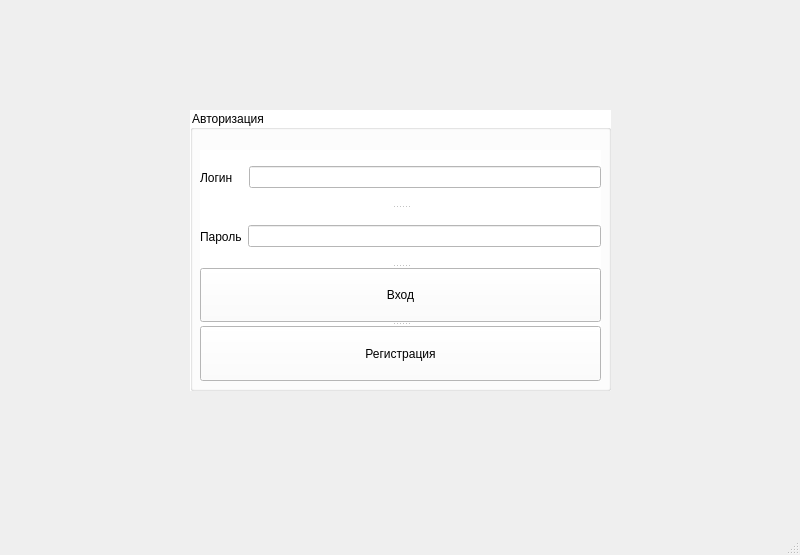
zloyaloha/permisson-service, file src/app/hello_w.ui: the form before one commit.
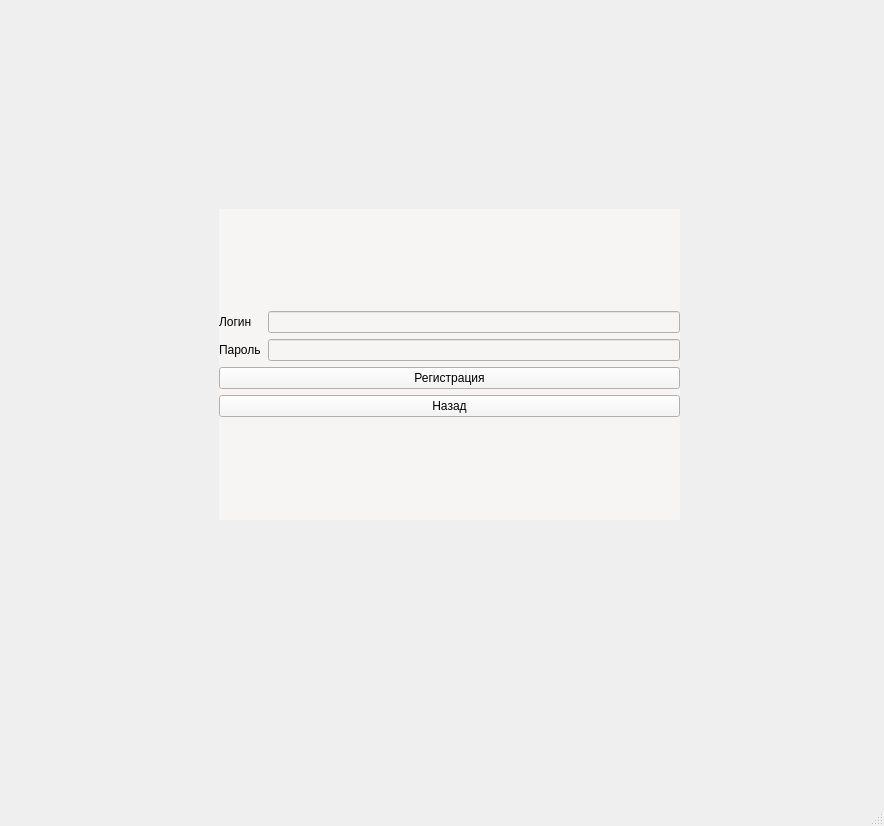
The form after the commit. The open tabs and pages were chosen to show the change.

Patch:
```diff
--- a/src/app/hello_w.ui
+++ b/src/app/hello_w.ui
@@ -6,8 +6,8 @@
    <rect>
     <x>0</x>
     <y>0</y>
-    <width>800</width>
-    <height>555</height>
+    <width>884</width>
+    <height>826</height>
    </rect>
   </property>
   <property name="sizePolicy">
@@ -32,100 +32,37 @@
      <height>0</height>
     </size>
    </property>
+   <layout class="QHBoxLayout" name="horizontalLayout_5">
+    <item>
    <widget class="QStackedWidget" name="stackedWidget">
-    <property name="geometry">
-     <rect>
-      <x>40</x>
-      <y>70</y>
-      <width>721</width>
-      <height>391</height>
-     </rect>
-    </property>
-    <property name="sizePolicy">
-     <sizepolicy hsizetype="Expanding" vsizetype="Expanding">
-      <horstretch>0</horstretch>
-      <verstretch>0</verstretch>
-     </sizepolicy>
-    </property>
-    <property name="maximumSize">
-     <size>
-      <width>791</width>
-      <height>511</height>
-     </size>
+      <property name="styleSheet">
+       <string notr="true">backgroud-color: rgb(246, 245, 244)</string>
     </property>
     <property name="currentIndex">
      <number>1</number>
     </property>
-    <widget class="QWidget" name="loginWindow">
-     <property name="enabled">
-      <bool>true</bool>
-     </property>
-     <property name="sizePolicy">
-      <sizepolicy hsizetype="Expanding" vsizetype="Expanding">
-       <horstretch>0</horstretch>
-       <verstretch>0</verstretch>
-      </sizepolicy>
-     </property>
-     <property name="maximumSize">
+      <widget class="QWidget" name="loginPage">
+       <property name="sizeIncrement">
       <size>
-       <width>782</width>
-       <height>511</height>
-      </size>
-     </property>
-     <widget class="QGroupBox" name="loginBox">
+         <width>10</width>
+         <height>10</height>
+        </size>
+       </property>
+       <widget class="QWidget" name="loginLayot" native="true">
       <property name="geometry">
        <rect>
-        <x>150</x>
-        <y>40</y>
-        <width>421</width>
-        <height>281</height>
-       </rect>
-      </property>
-      <property name="sizePolicy">
-       <sizepolicy hsizetype="Expanding" vsizetype="Expanding">
-        <horstretch>0</horstretch>
-        <verstretch>0</verstretch>
-       </sizepolicy>
-      </property>
-      <property name="maximumSize">
-       <size>
-        <width>421</width>
-        <height>281</height>
-       </size>
-      </property>
-      <property name="toolTip">
-       <string>&lt;html&gt;&lt;head/&gt;&lt;body&gt;&lt;p align=&quot;center&quot;&gt;Авторизация&lt;/p&gt;&lt;/body&gt;&lt;/html&gt;</string>
-      </property>
-      <property name="whatsThis">
-       <string>&lt;html&gt;&lt;head/&gt;&lt;body&gt;&lt;p align=&quot;center&quot;&gt;фывфыв&lt;/p&gt;&lt;/body&gt;&lt;/html&gt;</string>
-      </property>
+          <x>230</x>
+          <y>230</y>
+          <width>411</width>
+          <height>271</height>
+         </rect>
+        </property>
       <property name="styleSheet">
-       <string notr="true">background-color: rgb(255, 255, 255);
-font: 25 18pt &quot;Ubuntu Light&quot;;</string>
-      </property>
-      <property name="title">
-       <string>Авторизация</string>
-      </property>
-      <widget class="QSplitter" name="splitter">
-       <property name="geometry">
-        <rect>
-         <x>10</x>
-         <y>40</y>
-         <width>401</width>
-         <height>231</height>
-        </rect>
-       </property>
-       <property name="sizePolicy">
-        <sizepolicy hsizetype="Ignored" vsizetype="Expanding">
-         <horstretch>0</horstretch>
-         <verstretch>0</verstretch>
-        </sizepolicy>
-       </property>
-       <property name="orientation">
-        <enum>Qt::Vertical</enum>
-       </property>
-       <widget class="QWidget" name="layoutWidget">
-        <layout class="QHBoxLayout" name="horizontalLayout_2">
+         <string notr="true">background-color: rgb(246, 245, 244)</string>
+        </property>
+        <layout class="QVBoxLayout" name="loginLayout">
+         <item>
+          <layout class="QHBoxLayout" name="loginInputLayot">
          <item>
           <widget class="QLabel" name="loginLoginLabel">
            <property name="styleSheet">
@@ -140,9 +77,9 @@
           <widget class="QLineEdit" name="login"/>
          </item>
         </layout>
-       </widget>
-       <widget class="QWidget" name="layoutWidget">
-        <layout class="QHBoxLayout" name="horizontalLayout">
+         </item>
+         <item>
+          <layout class="QHBoxLayout" name="passwordLoginInputLayout">
          <item>
           <widget class="QLabel" name="passwordLoginLabel">
            <property name="styleSheet">
@@ -157,70 +94,43 @@
           <widget class="QLineEdit" name="password"/>
          </item>
         </layout>
-       </widget>
+         </item>
+         <item>
        <widget class="QPushButton" name="loginButton">
         <property name="text">
          <string>Вход</string>
         </property>
        </widget>
+         </item>
+         <item>
        <widget class="QPushButton" name="registrationButton">
         <property name="text">
          <string>Регистрация</string>
         </property>
        </widget>
-      </widget>
-     </widget>
-    </widget>
-    <widget class="QWidget" name="registrationWindow">
-     <property name="maximumSize">
-      <size>
-       <width>791</width>
-       <height>511</height>
-      </size>
-     </property>
-     <widget class="QGroupBox" name="registrationBox">
+         </item>
+        </layout>
+       </widget>
+      </widget>
+      <widget class="QWidget" name="registrationPage">
+       <widget class="QWidget" name="registrationLayot" native="true">
       <property name="geometry">
        <rect>
-        <x>160</x>
-        <y>60</y>
-        <width>421</width>
-        <height>281</height>
-       </rect>
-      </property>
-      <property name="maximumSize">
-       <size>
-        <width>421</width>
-        <height>281</height>
-       </size>
-      </property>
-      <property name="toolTip">
-       <string>&lt;html&gt;&lt;head/&gt;&lt;body&gt;&lt;p align=&quot;center&quot;&gt;Авторизация&lt;/p&gt;&lt;/body&gt;&lt;/html&gt;</string>
-      </property>
-      <property name="whatsThis">
-       <string>&lt;html&gt;&lt;head/&gt;&lt;body&gt;&lt;p align=&quot;center&quot;&gt;фывфыв&lt;/p&gt;&lt;/body&gt;&lt;/html&gt;</string>
-      </property>
+          <x>210</x>
+          <y>200</y>
+          <width>461</width>
+          <height>311</height>
+         </rect>
+        </property>
       <property name="styleSheet">
-       <string notr="true">background-color: rgb(255, 255, 255);
-font: 25 18pt &quot;Ubuntu Light&quot;;</string>
-      </property>
-      <property name="title">
-       <string>Регистрация</string>
-      </property>
-      <widget class="QSplitter" name="splitter_2">
-       <property name="geometry">
-        <rect>
-         <x>10</x>
-         <y>40</y>
-         <width>401</width>
-         <height>231</height>
-        </rect>
-       </property>
-       <property name="orientation">
-        <enum>Qt::Vertical</enum>
-       </property>
-       <widget class="QWidget" name="layoutWidget_2">
-        <layout class="QHBoxLayout" name="horizontalLayout_3">
+         <string notr="true">background-color: rgb(246, 245, 244)</string>
+        </property>
+        <layout class="QVBoxLayout" name="registrationLayout">
          <item>
+          <layout class="QVBoxLayout" name="verticalLayout">
+           <item>
+            <layout class="QGridLayout" name="registrationGridInput">
+             <item row="0" column="0">
           <widget class="QLabel" name="loginLabelRegistration">
            <property name="styleSheet">
             <string notr="true">font: 25 12pt &quot;Ubuntu Light&quot;;</string>
@@ -230,14 +140,10 @@
            </property>
           </widget>
          </item>
-         <item>
+             <item row="0" column="1">
           <widget class="QLineEdit" name="loginRegistration"/>
          </item>
-        </layout>
-       </widget>
-       <widget class="QWidget" name="layoutWidget_3">
-        <layout class="QHBoxLayout" name="horizontalLayout_4">
-         <item>
+             <item row="1" column="0">
           <widget class="QLabel" name="passwordLabelRegistration">
            <property name="styleSheet">
             <string notr="true">font: 25 12pt &quot;Ubuntu Light&quot;;</string>
@@ -247,25 +153,33 @@
            </property>
           </widget>
          </item>
-         <item>
+             <item row="1" column="1">
           <widget class="QLineEdit" name="passwordRegistration"/>
          </item>
         </layout>
-       </widget>
+           </item>
+           <item>
        <widget class="QPushButton" name="registrationRegistrationButton">
         <property name="text">
          <string>Регистрация</string>
         </property>
        </widget>
+           </item>
+           <item>
        <widget class="QPushButton" name="backToLoginWindowButton">
         <property name="text">
          <string>Назад</string>
         </property>
        </widget>
+           </item>
+          </layout>
+         </item>
+        </layout>
       </widget>
      </widget>
     </widget>
-   </widget>
+    </item>
+   </layout>
   </widget>
   <widget class="QMenuBar" name="menubar">
    <property name="geometry">
```
Left out of the diff: 2 changed lines with no effect on the pictures. Lines whose indentation alone changed are shown as unchanged.
